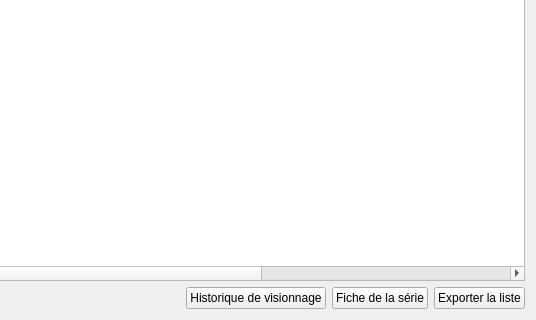
This is src/ui/tabs/list2_tab.ui in seigneurfuo/MyAnimeManager3 as Qt 5 draws it before an edit; both pictures show x 314 to 850 and y 226 to 546 of the 850 by 546 pixel window. The edited form follows.
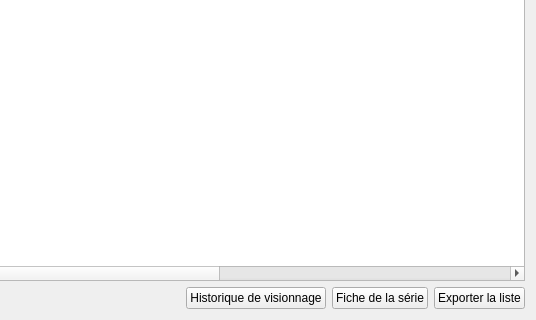
This is the edited form. Icons and pictures are not drawn.

Commit message: Ajout d'une colonne avec l'info si une image présente (ou non) dans la tableau liste2.

What changed in the file:
```diff
--- a/src/ui/tabs/list2_tab.ui
+++ b/src/ui/tabs/list2_tab.ui
@@ -98,6 +98,11 @@
        <string>Favori</string>
       </property>
      </column>
+     <column>
+      <property name="text">
+       <string>Image</string>
+      </property>
+     </column>
      <column>
       <property name="text">
        <string>Vu avec</string>
```
The commit also changes 1 other file.
